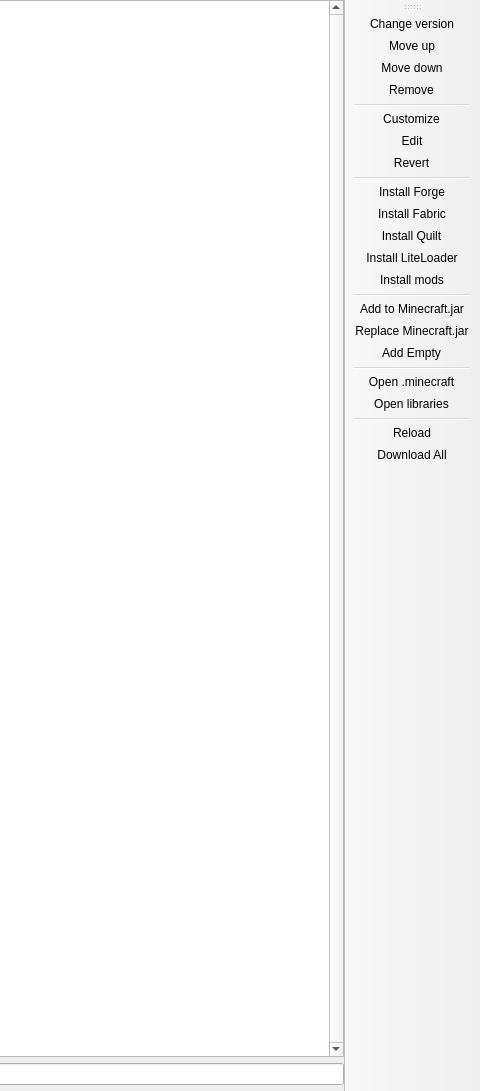
This is launcher/ui/pages/instance/VersionPage.ui in PolyMC/PolyMC as Qt 5 draws it before an edit; both pictures show x 481 to 961 and y 0 to 1091 of the 961 by 1091 pixel window. The edited form follows.
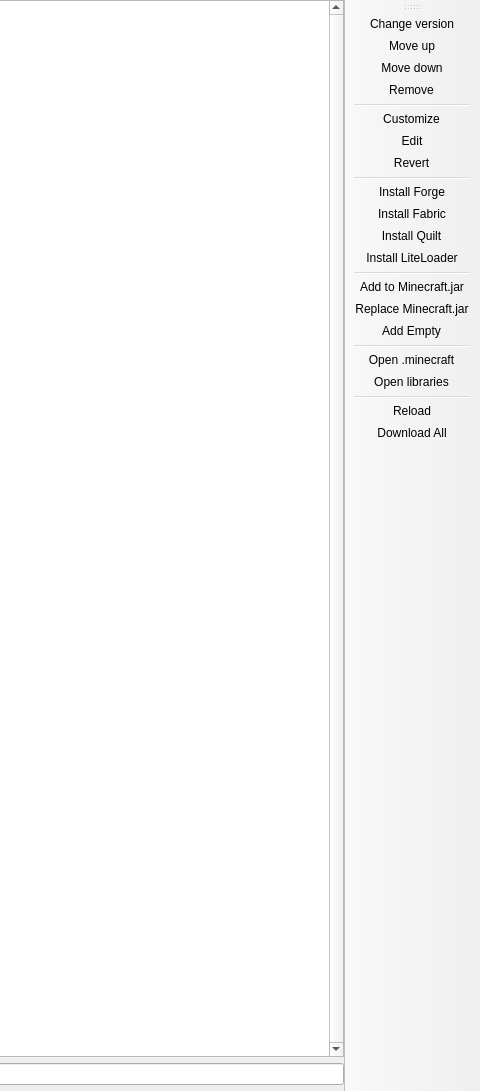
This is the edited form. Custom widgets are drawn as their Qt base class.

Commit message: Remove renduntant "Install mods" button from Versions page.

The edit to the form file:
```diff
--- a/launcher/ui/pages/instance/VersionPage.ui
+++ b/launcher/ui/pages/instance/VersionPage.ui
@@ -109,7 +109,6 @@
    <addaction name="actionInstall_Fabric"/>
    <addaction name="actionInstall_Quilt"/>
    <addaction name="actionInstall_LiteLoader"/>
-   <addaction name="actionInstall_mods"/>
    <addaction name="separator"/>
    <addaction name="actionAdd_to_Minecraft_jar"/>
    <addaction name="actionReplace_Minecraft_jar"/>
```
The commit also changes 2 other files.
